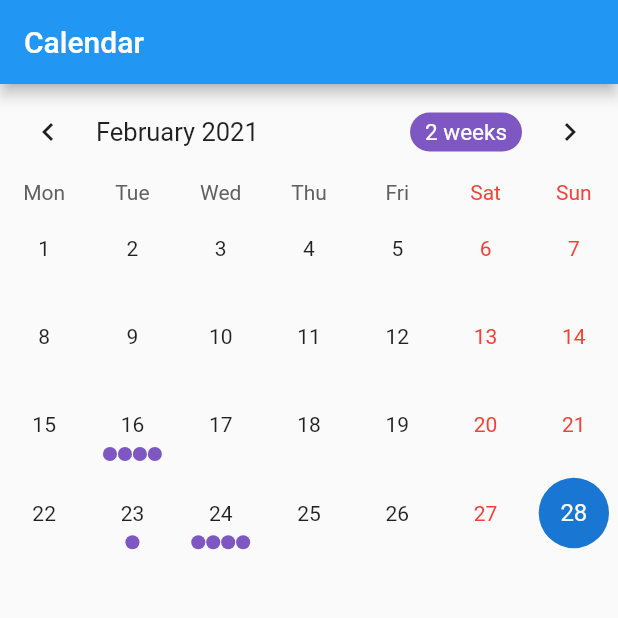
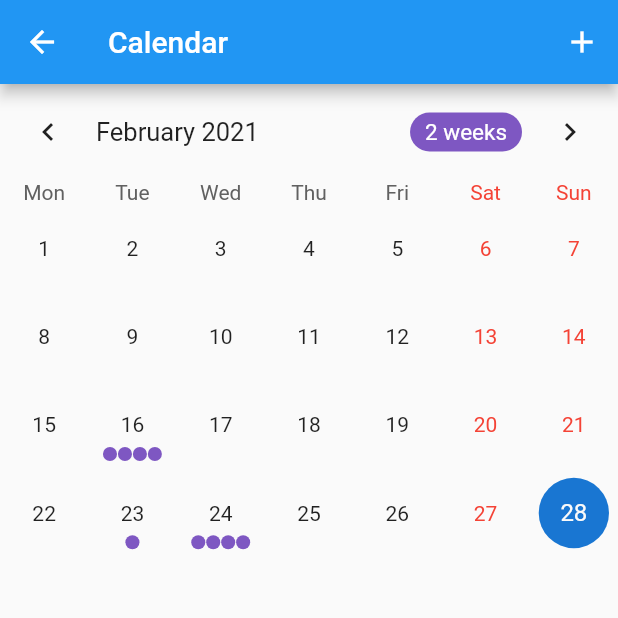
Before and after one commit to ubclaunchpad/todo-scheduler, a Flutter app: the screen it shows after launch, after a tap on "Calendar", on a phone screen of 412 x 824 dp, the top half of it. Run offline on Flutter 3.47's test engine with Material 2 defaults, Android fonts, the phone set to English and light mode, and no system bars; drawn by our look-alikes of table_calendar.

Commit message:
added back icon and add event icon

```diff
--- a/lib/main.dart
+++ b/lib/main.dart
@@ -38,7 +38,6 @@ class HomeScreen extends StatelessWidget {
               key: Key("Home Screen - Calendar Button"),
               child: Text("Calendar"),
               onPressed: () {
-                // TODO: implement navigation from Home Page to Calendar page using this button
                 Navigator.push(
                   context,
                   MaterialPageRoute(builder: (context) => CalendarScreen()),
--- a/lib/screens/calendar_screen.dart
+++ b/lib/screens/calendar_screen.dart
@@ -6,12 +6,10 @@ import 'package:intl/date_symbol_data_local.dart';
 class CalendarScreen extends StatelessWidget {
   @override
   Widget build(BuildContext context) {
-    return MaterialApp(
+    return Scaffold(
       // TODO: personalize title with user's name
       key: Key("Calendar Screen"),
-      title: 'Calendar',
-      theme: ThemeData(primarySwatch: Colors.blue),
-      home: Calendar(title: 'Calendar'),
+      body: Calendar(title: 'Calendar'),
     );
   }
 }
@@ -35,8 +33,7 @@ class _CalendarState extends State<Calendar> with TickerProviderStateMixin {
   void initState() {
     super.initState();
     final _selectedDay = DateTime.now();
-
-    // _events = load from database
+    // TODO: load events from database
     _events = {
       _selectedDay.subtract(Duration(days: 12)): [
         'CPSC 310: 13:00 - 13:50',
@@ -101,16 +98,23 @@ class _CalendarState extends State<Calendar> with TickerProviderStateMixin {
     return Scaffold(
       appBar: AppBar(
         title: Text(widget.title),
+        actions: <Widget>[
+          IconButton(
+            icon: Icon(
+              Icons.add,
+              color: Colors.white,
+            ),
+            onPressed: () {
+              // TODO: navigate to Add Event screen
+            },
+          ),
+        ],
       ),
       body: Column(
         mainAxisSize: MainAxisSize.max,
         children: <Widget>[
-          // Switch out 2 lines below to play with TableCalendar's settings
-          //-----------------------
           _buildTableCalendar(),
           const SizedBox(height: 8.0),
-          // _buildButtons(),
-          // const SizedBox(height: 8.0),
           Expanded(child: _buildEventList()),
         ],
       ),
```
